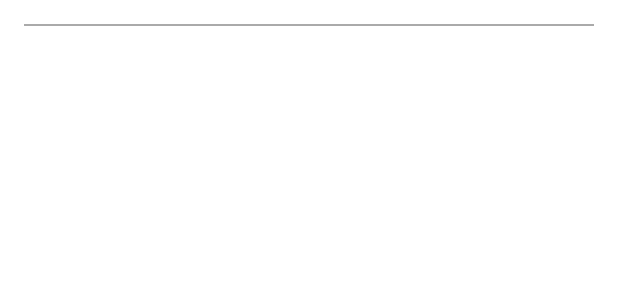
After one commit to Project-OtaWilma/OtaWilmaMobile, an Android app: the layout item_jump_lesson.xml on its own in the app's theme, with its tools: preview values and no code run, on a phone screen of 412 x 824 dp. The commit adds this screen. Shown: the top 300 px of the screen. Run offline under Robolectric (Android 15) with nearby library versions, the phone set to English and light mode, and no system bars.

Commit message:
Change of devices part 2

```diff
--- /dev/null
+++ b/app/src/main/res/layout/item_jump_lesson.xml
@@ -0,0 +1,21 @@
+<?xml version="1.0" encoding="utf-8"?>
+<androidx.constraintlayout.widget.ConstraintLayout xmlns:android="http://schemas.android.com/apk/res/android"
+    xmlns:app="http://schemas.android.com/apk/res-auto"
+    android:layout_width="match_parent"
+    android:layout_height="wrap_content">
+
+    <View
+        android:layout_width="0dp"
+        android:layout_height="1dp"
+        android:layout_marginStart="16dp"
+        android:layout_marginTop="16dp"
+        android:layout_marginEnd="16dp"
+        android:layout_marginBottom="16dp"
+        android:background="@android:color/darker_gray"
+        app:layout_constraintBottom_toBottomOf="parent"
+        app:layout_constraintEnd_toEndOf="parent"
+        app:layout_constraintStart_toStartOf="parent"
+        app:layout_constraintTop_toTopOf="parent" />
+
+
+</androidx.constraintlayout.widget.ConstraintLayout>
```
Also changed, not shown: app/src/main/java/com/otawilma/mobileclient/TimeTableAdapter.kt (+26 -7 lines), app/src/main/java/com/otawilma/mobileclient/dataClasses/Lesson.kt (+12 -6 lines), app/src/main/java/com/otawilma/mobileclient/parsesrs/LessonParser.kt (+10 -10 lines).
